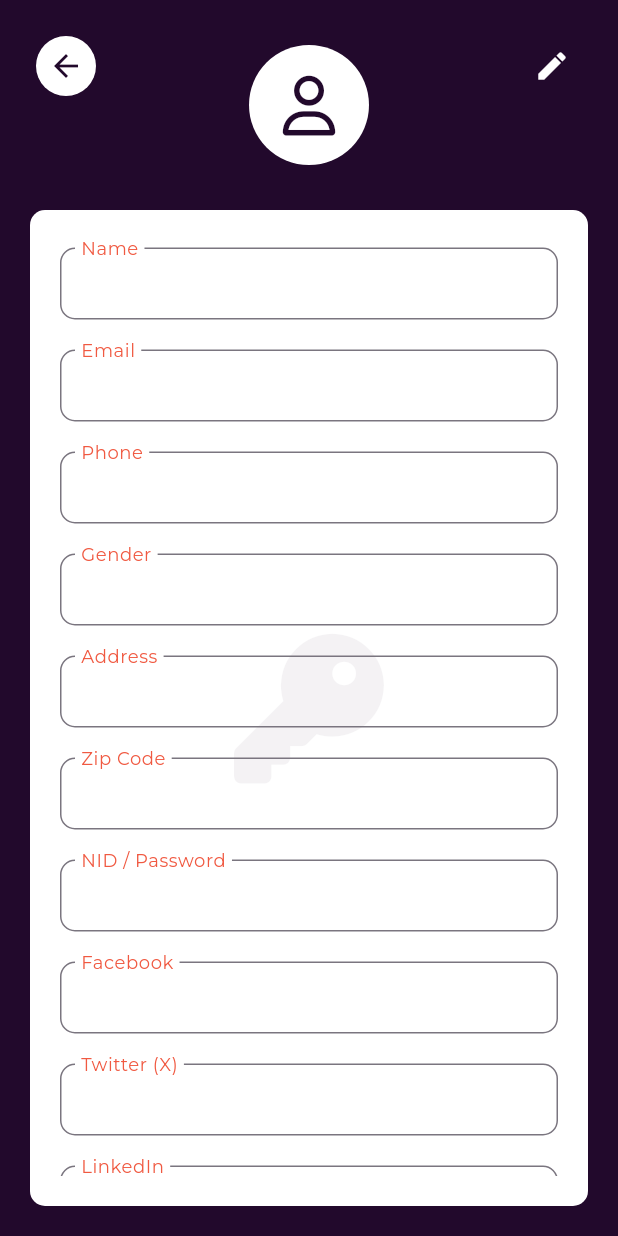
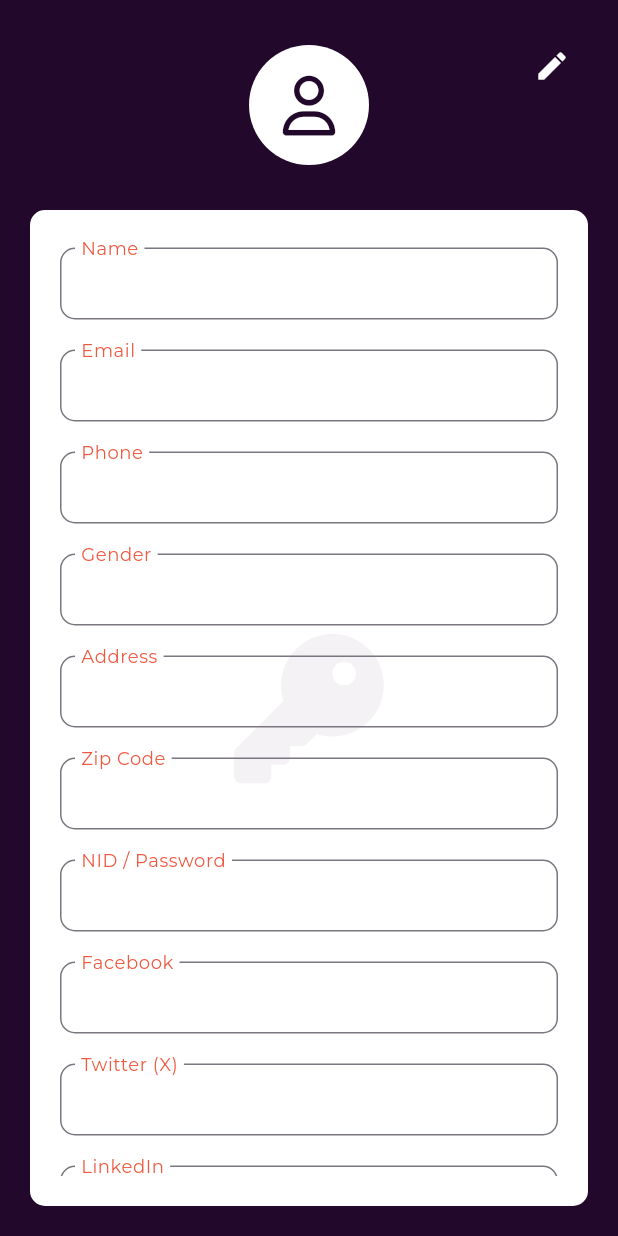
Before and after one commit to Anik-Chakraborty/password_manager, a Flutter app: the UserProfileScreen screen opened by its route, on a phone screen of 412 x 824 dp. Run offline on Flutter 3.47's test engine with Material 3 defaults, Android fonts, the phone set to English and light mode, and no system bars; our stand-ins replace flutter_dotenv, fluttertoast, font_awesome_flutter, get, get_storage, google_fonts; accounts and stored records are empty.

Commit message:
Fix bugs in user profile screen.

```diff
--- a/lib/controllers/PasswordController.dart
+++ b/lib/controllers/PasswordController.dart
@@ -7,7 +7,10 @@ import 'package:password_manager/components/Toast.dart';
 import 'package:password_manager/models/PasswordModel.dart';
 import 'package:password_manager/services/ApiService.dart';
 
-class PasswordController{
+class PasswordController extends GetxController{
+
+  List<PasswordModel>? passwords;
+
   getMyPasswords() async{
     try {
       String url = dotenv.get('myPasswords');
--- a/lib/views/UserProfileScreen.dart
+++ b/lib/views/UserProfileScreen.dart
@@ -59,6 +59,9 @@ class _UserProfileScreenState extends State<UserProfileScreen> {
                   await userController.updateUserProfile(
                     nameTxtCnt.text, emailTxtCnt.text, phnTxtCnt.text, genderTxtCnt.text, addTxtCnt.text, zipTxtCnt.text, nidTxtCnt.text, fbTxtCnt.text, twtTxtCnt.text, lnkTxtCnt.text, instrTxtCnt.text, sltOccupation.toString()
                   );
+                  setState(() {
+                    user = null;
+                  });
                   Get.back();
                   },
                 style: btnStyle(AppColors.green),
@@ -160,21 +163,6 @@ class _UserProfileScreenState extends State<UserProfileScreen> {
                   )
                 ],
               )),
-          Positioned(
-              top: 20,
-              left: 20,
-              child: IconButton(
-                onPressed: () {
-                  Get.back();
-                },
-                icon: const Icon(
-                  Icons.arrow_back,
-                  color: AppColors.primary,
-                ),
-                style: const ButtonStyle(
-                    shape: MaterialStatePropertyAll(CircleBorder()),
-                    backgroundColor: MaterialStatePropertyAll(AppColors.white)),
-              ))
         ],
       ),
     );
```
